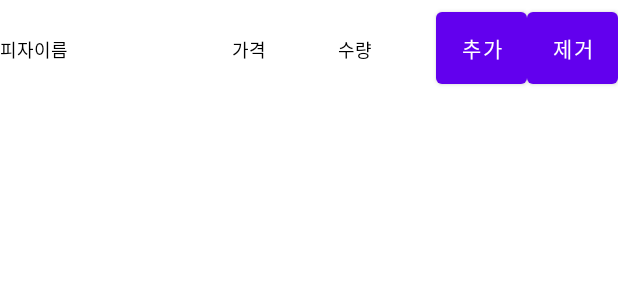
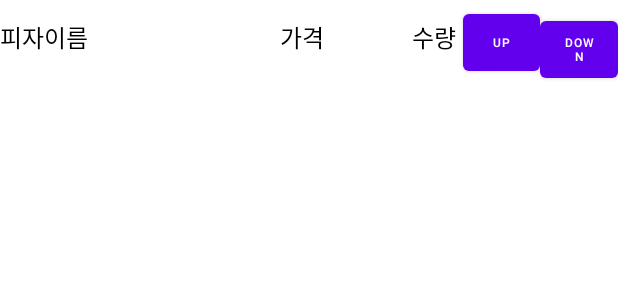
Before and after one commit to tjwjdgus12/good-pizza-great-pizza, an Android app: the layout listview_btn_item.xml on its own in the app's theme, with its tools: preview values and no code run, on a phone screen of 412 x 824 dp. Shown: the top 300 px of the screen. Run offline under Robolectric (Android 15) with nearby library versions, the phone set to English and light mode, and no system bars.

Commit message:
fix: Fix custom listview issue

```diff
--- a/Subgroup2_Order/good_pizza_great_pizza/app/src/main/java/com/example/good_pizza_great_pizza/MainActivity.java
+++ b/Subgroup2_Order/good_pizza_great_pizza/app/src/main/java/com/example/good_pizza_great_pizza/MainActivity.java
@@ -17,7 +17,7 @@ import android.widget.Toast;
 
 import java.util.ArrayList;
 
-public class MainActivity extends AppCompatActivity {
+public class MainActivity extends AppCompatActivity implements ListViewBtnAdapter.ListBtnClickListener{
 
     @Override
     protected void onCreate(Bundle savedInstanceState) {
@@ -28,11 +28,11 @@ public class MainActivity extends AppCompatActivity {
         ListViewBtnAdapter adapter;
         ArrayList<ListViewBtnItem> items = new ArrayList<ListViewBtnItem>();
         ListViewBtnItem item = new ListViewBtnItem();
-        item.setText_name("콤비네이션 피자");
-        item.setText_cost("17000");
-        item.setText_count("2");
+        item.setText_name("피자");
+        item.setText_cost("1700");
+        item.setText_count("1");
         items.add(item);
-        adapter = new ListViewBtnAdapter(this, R.layout.listview_btn_item, items, (ListViewBtnAdapter.ListBtnClickListener) this);
+        adapter = new ListViewBtnAdapter(this, R.layout.listview_btn_item, items,this);
         listview = (ListView) findViewById(R.id.listview);
         listview.setAdapter(adapter);
 
@@ -130,4 +130,9 @@ public class MainActivity extends AppCompatActivity {
             }
         });
     }
+
+    @Override
+    public void onListBtnClick(int position) {
+        Toast.makeText(this, "수량이 변경되었습니다.", Toast.LENGTH_SHORT).show();
+    }
 }
--- a/Subgroup2_Order/good_pizza_great_pizza/app/src/main/res/layout/listview_btn_item.xml
+++ b/Subgroup2_Order/good_pizza_great_pizza/app/src/main/res/layout/listview_btn_item.xml
@@ -3,47 +3,49 @@
     android:orientation="horizontal" android:layout_width="match_parent"
     android:layout_height="match_parent">
     <TextView
-        android:layout_width="200px"
-        android:layout_height="100px"
+        android:layout_width="130dp"
+        android:layout_height="50dp"
         android:text="피자이름"
         android:id="@+id/name"
-        android:textSize="12dp"
+        android:textSize="16sp"
         android:textColor="#000000"
         android:gravity="center_vertical"
         android:layout_weight="40" />
 
     <TextView
-    android:layout_width="90px"
-    android:layout_height="100px"
+    android:layout_width="60dp"
+    android:layout_height="50dp"
     android:text="가격"
     android:id="@+id/cost"
-    android:textSize="12dp"
+    android:textSize="16sp"
     android:textColor="#000000"
     android:gravity="center_vertical"
     android:layout_weight="20" />
 
     <TextView
-        android:layout_width="90px"
-        android:layout_height="100px"
+        android:layout_width="20dp"
+        android:layout_height="50dp"
         android:text="수량"
         android:id="@+id/count"
-        android:textSize="12dp"
+        android:textSize="16sp"
         android:textColor="#000000"
         android:gravity="center_vertical"
         android:layout_weight="10" />
 
     <Button
         android:id="@+id/button1"
-        android:layout_width="90px"
-        android:layout_height="90px"
-        android:text="추가"
+        android:layout_width="50dp"
+        android:layout_height="50dp"
+        android:text="UP"
+        android:textSize="8sp"
         android:layout_weight="1" />
 
     <Button
         android:id="@+id/button2"
-        android:layout_width="90px"
-        android:layout_height="90px"
-        android:text="제거"
+        android:layout_width="50dp"
+        android:layout_height="50dp"
+        android:text="DOWN"
+        android:textSize="8sp"
         android:layout_weight="1" />
 
 </LinearLayout>
```
